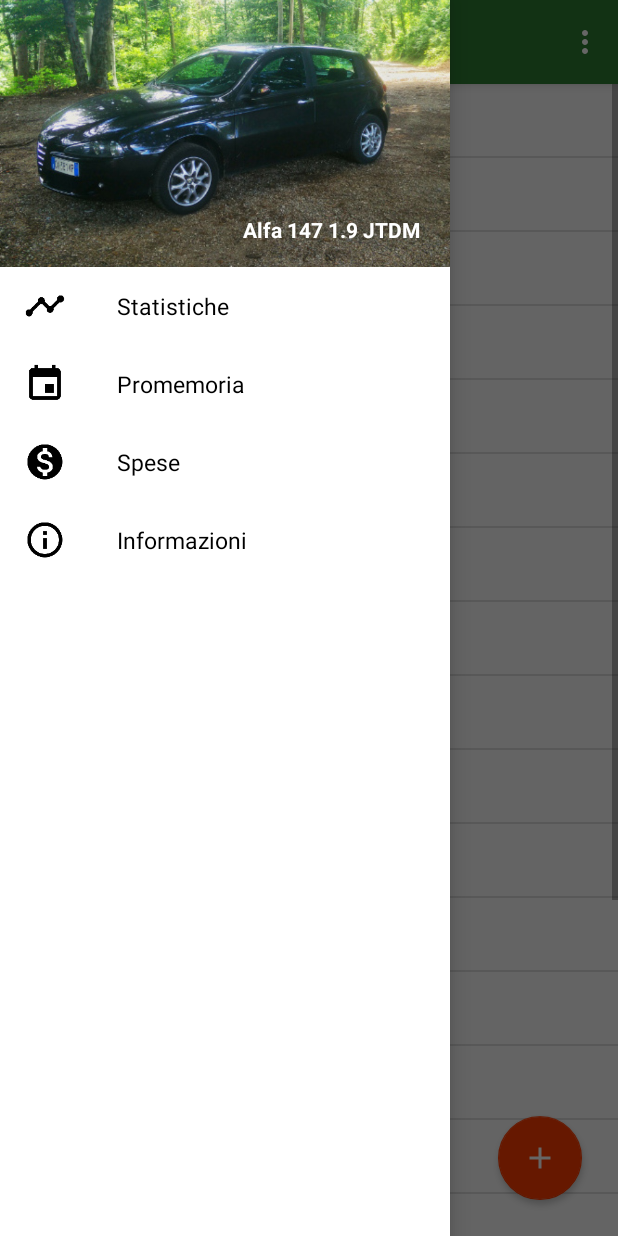
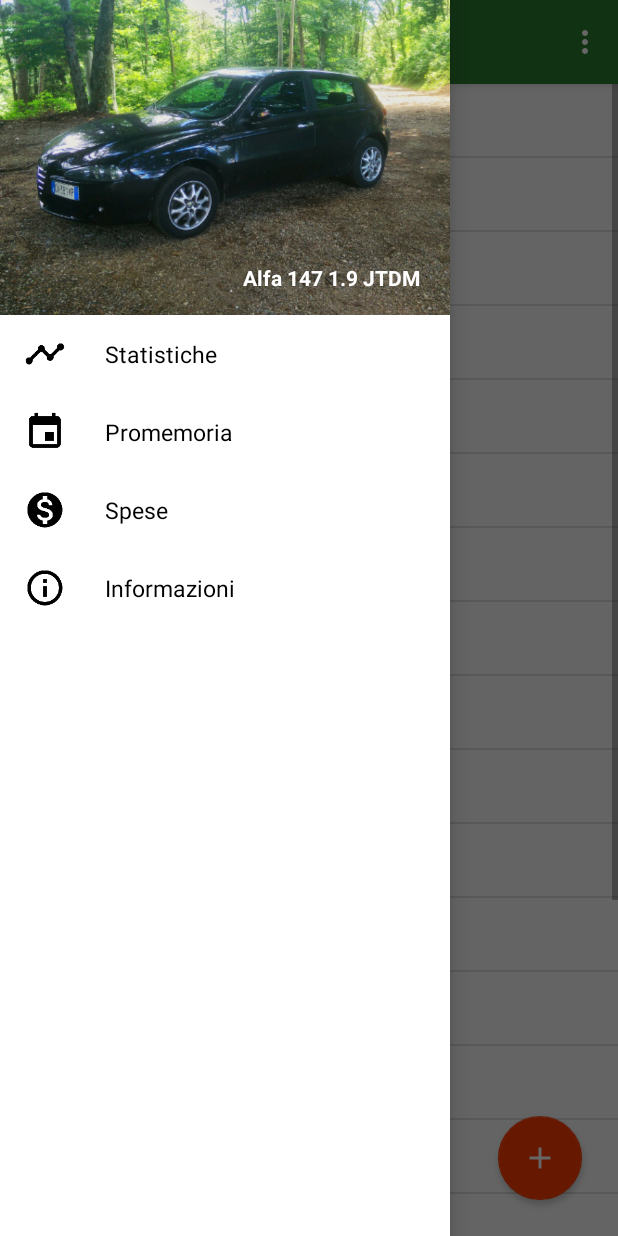
Before and after one commit to pisto92/FrankensteinApp, an Android app: the screen it shows after launch (HomeActivity), with the side drawer open, on a phone screen of 412 x 824 dp. Run offline under Robolectric (Android 15) with nearby library versions, the phone set to English and light mode, and no system bars; our stand-ins replace CircleImageView.

Commit message:
modified margin

```diff
--- a/app/src/main/res/layout/drawer_header.xml
+++ b/app/src/main/res/layout/drawer_header.xml
@@ -1,7 +1,7 @@
 <?xml version="1.0" encoding="utf-8"?>
 <RelativeLayout xmlns:android="http://schemas.android.com/apk/res/android"
               android:layout_width="match_parent"
-              android:layout_height="178dp"
+              android:layout_height="210dp"
               android:background="#DDDDDD">
 
     <ImageView
--- a/app/src/main/res/layout/drawer_itemrow.xml
+++ b/app/src/main/res/layout/drawer_itemrow.xml
@@ -10,7 +10,7 @@
     <LinearLayout
         android:layout_width="wrap_content"
         android:layout_height="match_parent"
-        android:paddingRight="24dp"
+        android:paddingRight="16dp"
         android:paddingLeft="6dp">
 
         <ImageView
```
